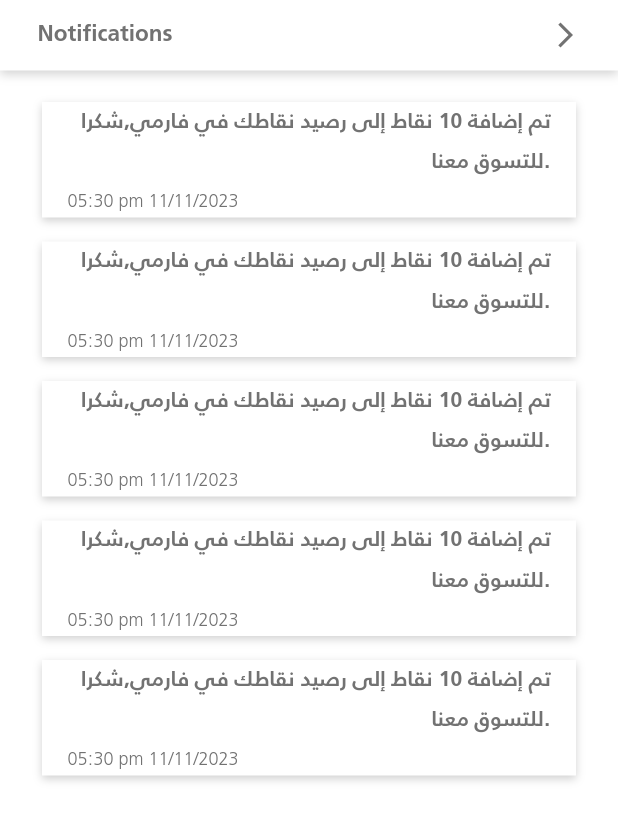
After one commit to MOUSAHLP/farmy_client_flutter, a Flutter app: the NotificationScreen screen opened directly, on a phone screen of 412 x 824 dp. The commit adds this screen. Shown: the top 821 px of the screen. Run offline on Flutter 3.47's test engine with Material 2 defaults, Android fonts, the phone set to English and light mode, and no system bars; our stand-ins replace bloc, carousel_slider, country_code_picker, dartz, dio, equatable and 11 more; missing offline and left inert: flutter_inner_shadow, google_places_autocomplete_text_field; accounts and stored records are empty; generated files the repository leaves out were written again.

Commit message:
add notification

```diff
--- a/lib/l10n/app_ar.arb
+++ b/lib/l10n/app_ar.arb
@@ -89,5 +89,7 @@
   "month": "الشهر",
   "year": "السنة",
   "change_Number": "تغيير الرقم",
-  "save_Changes": "حفظ التغييرات"
+  "save_Changes": "حفظ التغييرات",
+  "confirmNumber": "رمز التأكد من الرقم",
+  "notification": "اشعارات"
 }
--- a/lib/l10n/app_en.arb
+++ b/lib/l10n/app_en.arb
@@ -89,5 +89,7 @@
   "month": "Month",
   "year": "Year",
   "change_Number": "Change the Number",
-  "save_Changes": "Save Changes"
+  "save_Changes": "Save Changes",
+  "confirmNumber": "confirmNumber",
+  "notification": "Notifications"
 }
--- a/lib/my_app.dart
+++ b/lib/my_app.dart
@@ -6,6 +6,7 @@ import 'package:pharma/bloc/authentication_bloc/authertication_bloc.dart';
 import 'package:pharma/bloc/language_bloc/language_bloc.dart';
 import 'package:pharma/bloc/language_bloc/language_state.dart';
 import 'package:pharma/core/services/services_locator.dart';
+import 'package:pharma/presentation/screens/notification_screen/notification_screen.dart';
 import 'package:pharma/presentation/screens/personal_details_screen/personal_details_screen.dart';
 
 import 'package:pharma/presentation/screens/splash_screen/splash_screen.dart';
@@ -59,8 +60,8 @@ class _MyAppState extends State<MyApp> {
                   GlobalCupertinoLocalizations.delegate,
                   GlobalWidgetsLocalizations.delegate,
                 ],
-                // home: HomeScreen(),
-                home:  PersonalDetailsScreen(),
+                home: SplashScreen(),
+                // home:  NotificationScreen(),
               );
             }
           }),
--- a/lib/presentation/screens/my_account_screen/widgets/card_my_account.dart
+++ b/lib/presentation/screens/my_account_screen/widgets/card_my_account.dart
@@ -13,7 +13,9 @@ final String details;
       padding: const EdgeInsets.symmetric(vertical: 8),
       child: Column(
         children: [
-          Row(
+          InkWell(
+            onTap: ontap,
+            child: Row(
               mainAxisAlignment: MainAxisAlignment.spaceBetween,
               children: [
                 Expanded(
@@ -40,6 +42,7 @@ final String details;
                 )
               ],
             ),
+          ),
           const Divider()
         ],
       ),
--- /dev/null
+++ b/lib/presentation/screens/notification_screen/notification_screen.dart
@@ -0,0 +1,40 @@
+import 'package:flutter/material.dart';
+import 'package:pharma/presentation/resources/color_manager.dart';
+import 'package:pharma/presentation/resources/style_app.dart';
+import 'package:pharma/presentation/screens/notification_screen/widgets/card_notification.dart';
+import 'package:pharma/presentation/widgets/custom_app_bar_screen.dart';
+import 'package:pharma/translations.dart';
+
+class NotificationScreen extends StatelessWidget {
+  const NotificationScreen({super.key});
+
+  @override
+  Widget build(BuildContext context) {
+    return Scaffold(
+      backgroundColor: Colors.white,
+      body: SafeArea(
+        child: Stack(
+          children: [
+            Padding(
+              padding: const EdgeInsets.symmetric(horizontal: 28),
+              child: Column(
+                children: [
+                  const SizedBox(height: 60,),
+                  Expanded(
+                    child: ListView.builder(itemBuilder: (context, index) =>  Padding(
+                      padding: const EdgeInsets.symmetric(vertical: 8),
+                      child: CardNotification(),
+                    ),itemCount: 5,),
+                  )
+
+                ],
+              ),
+            ),
+            CustomAppBarScreen(
+                sectionName: AppLocalizations.of(context)!.notification),
+          ],
+        ),
+      ),
+    );
+  }
+}
--- /dev/null
+++ b/lib/presentation/screens/notification_screen/widgets/card_notification.dart
@@ -0,0 +1,32 @@
+import 'package:flutter/material.dart';
+import 'package:pharma/presentation/resources/color_manager.dart';
+import 'package:pharma/presentation/resources/style_app.dart';
+
+class CardNotification extends StatelessWidget {
+  const CardNotification({super.key});
+
+  @override
+  Widget build(BuildContext context) {
+    return Container(
+      decoration: BoxDecoration(
+          color: Colors.white,
+          boxShadow: [ColorManager.shadowGaryDown]),
+      child: Padding(
+        padding: const EdgeInsets.symmetric(horizontal: 17),
+        child: Column(
+          children: [
+            Text("تم إضافة 10 نقاط إلى رصيد نقاطك في فارمي,شكرا للتسوق معنا.",
+              style: getBoldStyle(color: ColorManager.grayForMessage,fontSize: 14),
+              textAlign: TextAlign.end,),
+            Row(
+
+              children: [
+                Text("05:30 pm 11/11/2023",style: getLightStyle(color:ColorManager.grayForMessage ),)
+              ],
+            )
+          ],
+        ),
+      ),
+    );
+  }
+}
```
Also changed, not shown: lib/presentation/screens/electronic_payment_screen/electronic_payment_screen.dart (added, +43 -0 lines), lib/presentation/screens/home_screen/widgets/custom_app_bar.dart (+11 -4 lines), lib/presentation/screens/my_account_screen/my_account_screen.dart (+14 -3 lines), lib/presentation/screens/personal_details_screen/personal_details_screen.dart (+12 -4 lines), lib/presentation/screens/setting_screen/setting_screen.dart (added, +76 -0 lines), lib/presentation/screens/setting_screen/widgets/card_setting.dart (added, +40 -0 lines), lib/presentation/widgets/custom_app_drawer.dart (+7 -4 lines). Lines whose indentation alone changed are shown as unchanged.
